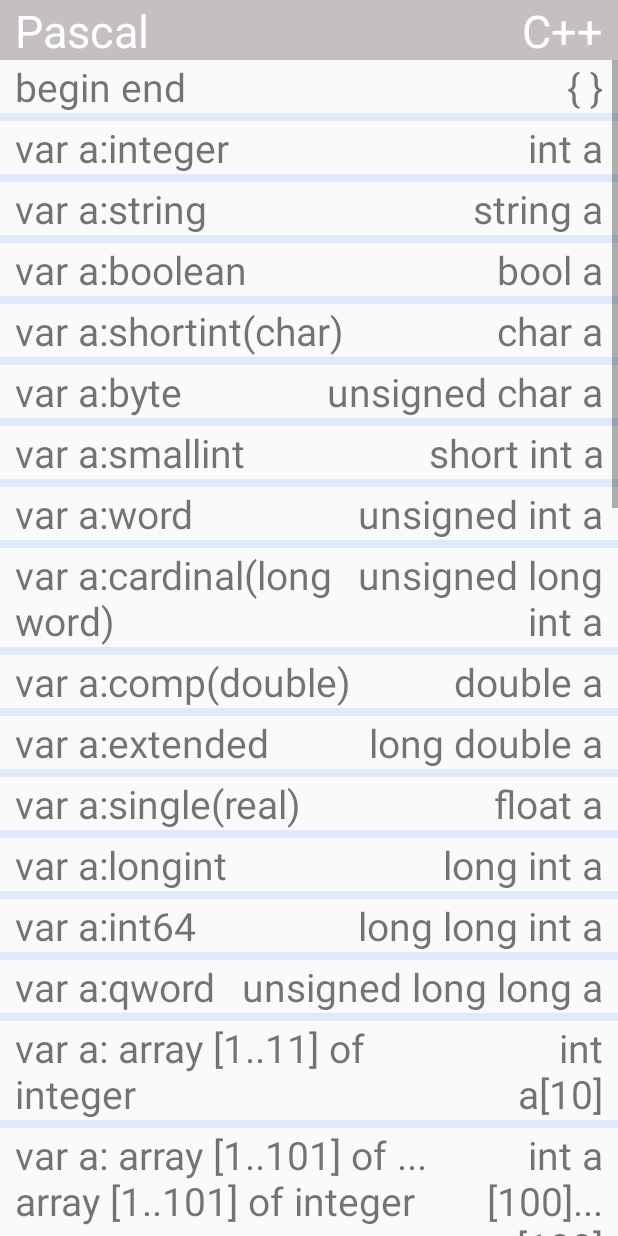
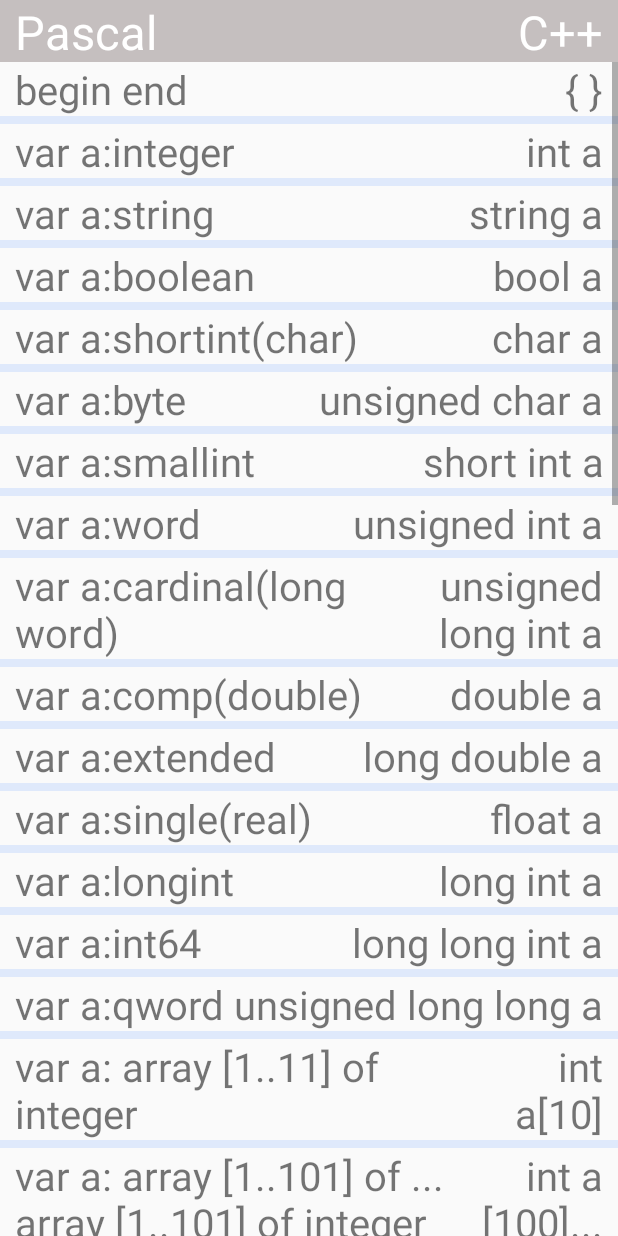
Before and after one commit to Ksenia-C/Easy, an Android app: the screen it shows after launch (MainActivity5), after a tap on "СПРАВОЧНИК", on a phone screen of 412 x 824 dp. Run offline under Robolectric (Android 15) with nearby library versions, the phone set to English and light mode, and no system bars.

Commit message:
new prod

```diff
--- a/app/src/main/java/com/example/ksenia/myproject1_proect/MainActivity4.java
+++ b/app/src/main/java/com/example/ksenia/myproject1_proect/MainActivity4.java
@@ -15,21 +15,11 @@ public class MainActivity4 extends AppCompatActivity {
         super.onCreate(savedInstanceState);
         setContentView(R.layout.activity_main4);
         setTitle(getString(R.string.title_of_pr));
-        DisplayMetrics dm = new DisplayMetrics();
-        getWindowManager().getDefaultDisplay().getMetrics(dm);
-        int width=dm.widthPixels;
-        int height=dm.heightPixels;
-        totr1=findViewById(R.id.totranslate);
-        totr2=findViewById(R.id.totraspon);
-        todescr=findViewById(R.id.toask);
-        tohelp=findViewById(R.id.togivehelp);
-        toauthor=findViewById(R.id.tosendletter);
-
-        totr1.setTextSize(height/50);
-        totr2.setTextSize(height/50);
-        todescr.setTextSize(height/50);
-        tohelp.setTextSize(height/50);
-        toauthor.setTextSize(height/50);
+        totr1=(Button)findViewById(R.id.totranslate);
+        totr2=(Button)findViewById(R.id.totraspon);
+        todescr=(Button)findViewById(R.id.toask);
+        tohelp=(Button)findViewById(R.id.togivehelp);
+        toauthor=(Button)findViewById(R.id.tosendletter);
         View.OnClickListener listener=new View.OnClickListener() {
             @Override
             public void onClick(View v){
--- a/app/src/main/java/com/example/ksenia/myproject1_proect/MainActivity5.java
+++ b/app/src/main/java/com/example/ksenia/myproject1_proect/MainActivity5.java
@@ -16,18 +16,9 @@ public class MainActivity5 extends Activity {
     protected void onCreate(Bundle savedInstanceState) {
         super.onCreate(savedInstanceState);
         setContentView(R.layout.activity_main5);
-        setTitle(getString(R.string.title_of_pr));
-        DisplayMetrics dm = new DisplayMetrics();
-        getWindowManager().getDefaultDisplay().getMetrics(dm);
-        int width=dm.widthPixels;
-        int height=dm.heightPixels;
-        TextView bt1=(TextView) findViewById(R.id.titlep);
-        bt1.setTextSize(height/40);
-        bt1=(TextView) findViewById(R.id.titlec);
-        bt1.setTextSize(height/40);
-        MyMonthAdapter adapter = new MyMonthAdapter(this, makeMas(),height/46);
+        setTitle("Справочник");
+        MyMonthAdapter adapter = new MyMonthAdapter(this, makeMas());
         ListView lv =  findViewById(R.id.List);
-
         lv.setAdapter(adapter);
     }
     String name_pas[]= new String[]{"begin end","var a:integer","var a:string","var a:boolean","var a:shortint(char)"
--- a/app/src/main/java/com/example/ksenia/myproject1_proect/MyEditText.java
+++ b/app/src/main/java/com/example/ksenia/myproject1_proect/MyEditText.java
@@ -16,6 +16,8 @@ import android.view.Display;
 import android.view.WindowManager;
 
 
+
+
 //класс для текстового поля, где надо пронумеровать строки
 public class MyEditText extends android.support.v7.widget.AppCompatEditText {
 
@@ -31,6 +33,7 @@ public class MyEditText extends android.support.v7.widget.AppCompatEditText {
         DisplayMetrics dm = getResources().getDisplayMetrics();
         int densityDpi = dm.heightPixels;
         paint.setTextSize(densityDpi/33);
+
     }
 
 
--- a/app/src/main/java/com/example/ksenia/myproject1_proect/MyMonthAdapter.java
+++ b/app/src/main/java/com/example/ksenia/myproject1_proect/MyMonthAdapter.java
@@ -20,10 +20,10 @@ import android.widget.TextView;
 
 
 public class MyMonthAdapter extends ArrayAdapter<My> {
-    int text_size;
-     MyMonthAdapter(Context context, My[] arr,int si) {
+
+     MyMonthAdapter(Context context, My[] arr) {
         super(context, R.layout.adapter_item, arr);
-        text_size=si;
+
     }
 
 
@@ -37,8 +37,7 @@ public class MyMonthAdapter extends ArrayAdapter<My> {
         assert month != null;
         ((TextView) convertView.findViewById(R.id.textforP)).setText(month.Pascal);
         ((TextView) convertView.findViewById(R.id.textforC)).setText(month.Cplus);
-        ((TextView) convertView.findViewById(R.id.textforP)).setTextSize(text_size);
-        ((TextView) convertView.findViewById(R.id.textforC)).setTextSize(text_size);
+
         return convertView;
     }
 }
--- a/app/src/main/res/layout/activity_main2.xml
+++ b/app/src/main/res/layout/activity_main2.xml
@@ -40,8 +40,9 @@
             android:paddingLeft="35dp"
             android:gravity="start"
             android:hint="@string/putyourcode"
+
             android:textSize="9pt"
-            android:paddingStart="35dp"
+
              />
         <LinearLayout
             android:layout_width="wrap_content"
```
Also changed, not shown: app/src/main/java/com/example/ksenia/myproject1_proect/MainActivity2.java (+7 -10 lines), app/src/main/java/com/example/ksenia/myproject1_proect/MainActivity3.java (+1 -7 lines), app/src/main/java/com/example/ksenia/myproject1_proect/MainActivity6.java (+5 -12 lines), app/src/main/java/com/example/ksenia/myproject1_proect/MainActivity7.java (+1 -6 lines).
